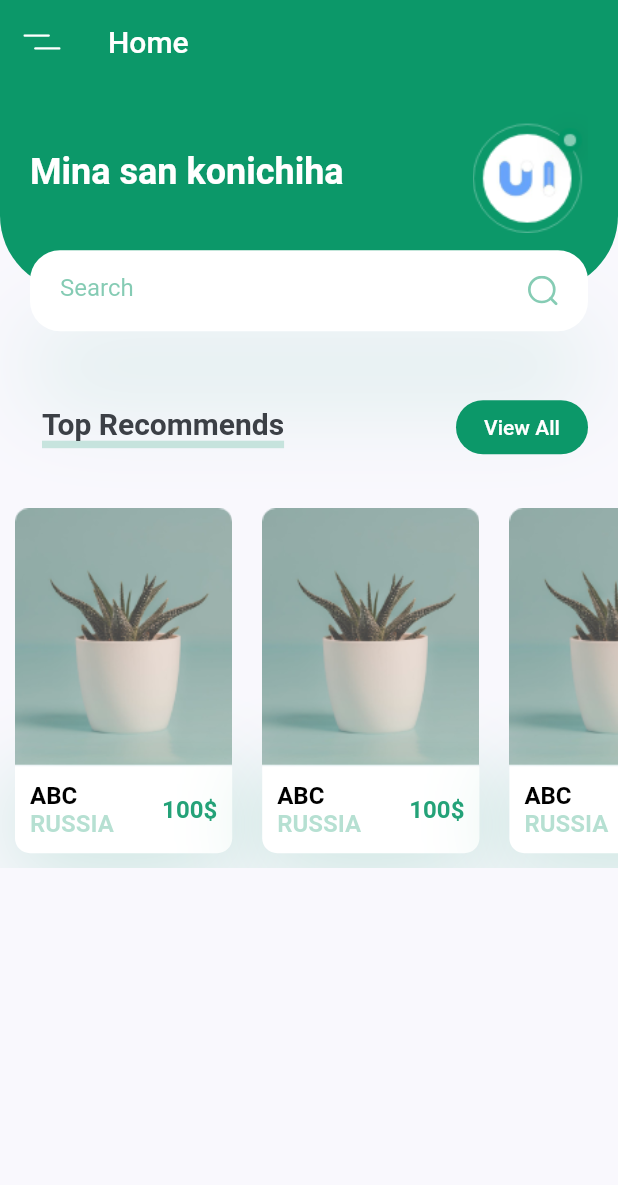
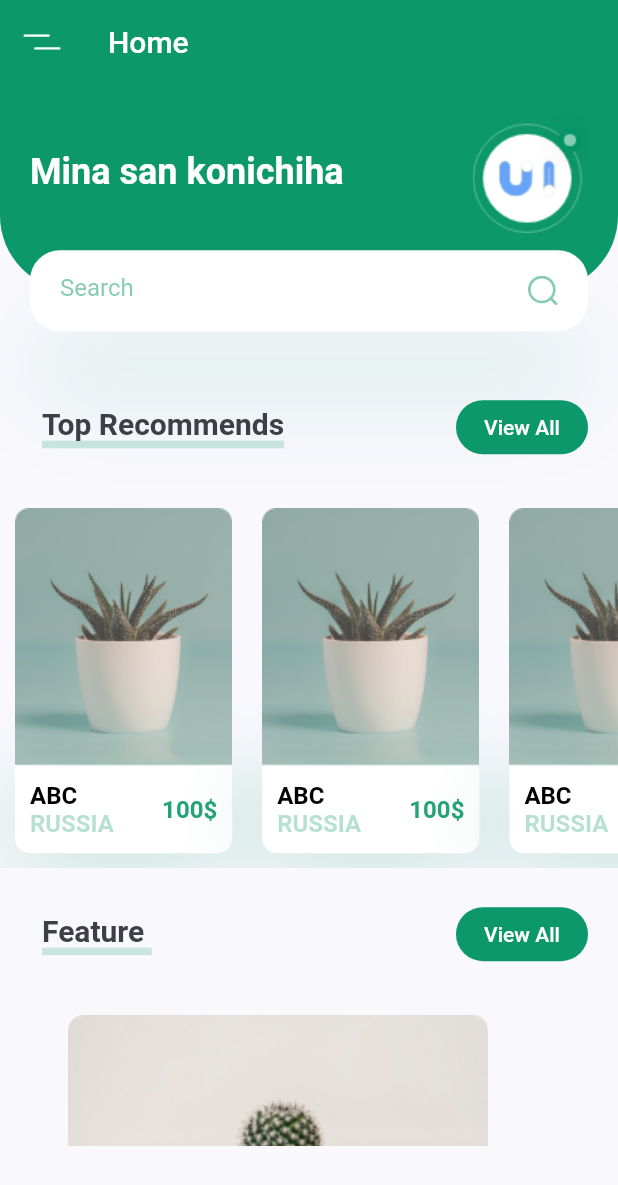
Before and after one commit to 17021084/flutter-ui-clone, a Flutter app: the screen it shows after launch, on a phone screen of 412 x 824 dp. Shown: the top 1185 px of the screen. Run offline on Flutter 3.47's test engine with Material 2 defaults, Android fonts, the light colour scheme and no system bars; our stand-ins replace flutter_svg.

Commit message:
complelete homepage

```diff
--- a/lib/screens/home/components/body.dart
+++ b/lib/screens/home/components/body.dart
@@ -3,9 +3,11 @@
 import 'package:flutter/material.dart';
 import 'package:flutter_svg/svg.dart';
 import 'package:fruit_app/constant.dart';
+import 'package:fruit_app/screens/home/components/recommend_block.dart';
 import 'package:fruit_app/screens/home/components/recommend_card.dart';
 import 'package:fruit_app/screens/home/components/title_with_button.dart';
 
+import 'feature_block.dart';
 import 'header_with_search_box.dart';
 
 class Body extends StatelessWidget {
@@ -16,6 +18,8 @@ class Body extends StatelessWidget {
 
     // scolleable container
     return SingleChildScrollView(
+      physics:
+          const ClampingScrollPhysics(), // disable scroll over the top of the screen
       child: Column(
         children: <Widget>[
           HeaderWithSeachBox(size: size),
@@ -23,33 +27,12 @@ class Body extends StatelessWidget {
             title: "Top Recommends",
             onPress: () {},
           ),
-          SingleChildScrollView(
-              scrollDirection: Axis.horizontal,
-              child: Row(
-                children: [
-                  RecommendCard(
-                    imageUrl: "assets/images/image_1.png",
-                    price: 100,
-                    title: "abc",
-                    subTitle: "Russia",
-                    onPress: () {},
-                  ),
-                  RecommendCard(
-                    imageUrl: "assets/images/image_1.png",
-                    price: 100,
-                    title: "abc",
-                    subTitle: "Russia",
-                    onPress: () {},
-                  ),
-                  RecommendCard(
-                    imageUrl: "assets/images/image_1.png",
-                    price: 100,
-                    title: "abc",
-                    subTitle: "Russia",
-                    onPress: () {},
-                  ),
-                ],
-              ))
+          RecommendBlock(),
+          TitleWithButton(
+            title: "Feature ",
+            onPress: () {},
+          ),
+          FeatureBlock()
         ],
       ),
     );
--- /dev/null
+++ b/lib/screens/home/components/feature_block.dart
@@ -0,0 +1,41 @@
+import 'package:flutter/cupertino.dart';
+import 'package:fruit_app/screens/home/components/recommend_card.dart';
+
+import 'feature_card.dart';
+
+class FeatureBlock extends StatelessWidget {
+  const FeatureBlock({
+    Key? key,
+  }) : super(key: key);
+
+  @override
+  Widget build(BuildContext context) {
+    return SingleChildScrollView(
+        scrollDirection: Axis.horizontal,
+        child: Row(
+          children: [
+            FeatureCard(
+              imageUrl: "assets/images/bottom_img_1.png",
+              price: 100,
+              title: "abc",
+              subTitle: "Russia",
+              onPress: () {},
+            ),
+            FeatureCard(
+              imageUrl: "assets/images/bottom_img_1.png",
+              price: 100,
+              title: "abc",
+              subTitle: "Russia",
+              onPress: () {},
+            ),
+            FeatureCard(
+              imageUrl: "assets/images/bottom_img_1.png",
+              price: 100,
+              title: "abc",
+              subTitle: "Russia",
+              onPress: () {},
+            ),
+          ],
+        ));
+  }
+}
--- /dev/null
+++ b/lib/screens/home/components/feature_card.dart
@@ -0,0 +1,87 @@
+import 'package:flutter/cupertino.dart';
+import 'package:flutter/material.dart';
+
+import '../../../constant.dart';
+
+class FeatureCard extends StatelessWidget {
+  final String imageUrl;
+  final String title;
+  final String? subTitle;
+  final int price;
+  final Function onPress;
+  const FeatureCard({
+    Key? key,
+    required this.imageUrl,
+    required this.title,
+    this.subTitle,
+    required this.price,
+    required this.onPress,
+  }) : super(key: key);
+
+  @override
+  Widget build(BuildContext context) {
+    Size size = MediaQuery.of(context).size;
+    return Container(
+      width: size.width * 0.9,
+      padding: const EdgeInsets.all(kDefaultPadding / 2),
+      child: Column(
+        children: [
+          Image.asset(imageUrl),
+          GestureDetector(
+            onTap: () {
+              onPress();
+            },
+            child: Container(
+              margin: const EdgeInsets.only(
+                  left: 2 * kDefaultPadding, right: 2 * kDefaultPadding),
+              padding: const EdgeInsets.all(kDefaultPadding / 2),
+              decoration: BoxDecoration(
+                color: Colors.white,
+                boxShadow: [
+                  BoxShadow(
+                    offset: Offset(0, 10),
+                    blurRadius: 50,
+                    color: kPrimaryColor.withOpacity(0.22),
+                  )
+                ],
+                borderRadius: const BorderRadius.only(
+                  bottomLeft: Radius.circular(10),
+                  bottomRight: Radius.circular(10),
+                ),
+              ),
+              child: Row(
+                children: [
+                  RichText(
+                      text: TextSpan(children: [
+                    TextSpan(
+                      text: "${title}\n".toUpperCase(),
+                      style: const TextStyle(
+                          fontSize: 16,
+                          fontWeight: FontWeight.bold,
+                          color: Colors.black),
+                    ),
+                    TextSpan(
+                      text: subTitle?.toUpperCase(),
+                      style: TextStyle(
+                          fontSize: 16,
+                          fontWeight: FontWeight.bold,
+                          color: kPrimaryColor.withOpacity(0.30)),
+                    ),
+                  ])),
+                  const Spacer(),
+                  Text(
+                    "${price.toString()}\$",
+                    style: TextStyle(
+                        fontSize: 16,
+                        fontWeight: FontWeight.bold,
+                        color: kPrimaryColor.withOpacity(0.9)),
+                  )
+                ],
+              ),
+            ),
+          )
+        ],
+      ),
+    );
+  }
+}
--- /dev/null
+++ b/lib/screens/home/components/recommend_block.dart
@@ -0,0 +1,39 @@
+import 'package:flutter/cupertino.dart';
+import 'package:fruit_app/screens/home/components/recommend_card.dart';
+
+class RecommendBlock extends StatelessWidget {
+  const RecommendBlock({
+    Key? key,
+  }) : super(key: key);
+
+  @override
+  Widget build(BuildContext context) {
+    return SingleChildScrollView(
+        scrollDirection: Axis.horizontal,
+        child: Row(
+          children: [
+            RecommendCard(
+              imageUrl: "assets/images/image_1.png",
+              price: 100,
+              title: "abc",
+              subTitle: "Russia",
+              onPress: () {},
+            ),
+            RecommendCard(
+              imageUrl: "assets/images/image_1.png",
+              price: 100,
+              title: "abc",
+              subTitle: "Russia",
+              onPress: () {},
+            ),
+            RecommendCard(
+              imageUrl: "assets/images/image_1.png",
+              price: 100,
+              title: "abc",
+              subTitle: "Russia",
+              onPress: () {},
+            ),
+          ],
+        ));
+  }
+}
--- a/lib/screens/home/home_screen.dart
+++ b/lib/screens/home/home_screen.dart
@@ -18,6 +18,9 @@ class HomeScreen extends StatelessWidget {
           ),
           title: Text('Home'),
         ),
-        body: Body());
+        body: Body(),
+        bottomNavigationBar: Container(
+          height: 60,
+        ));
   }
 }
```
